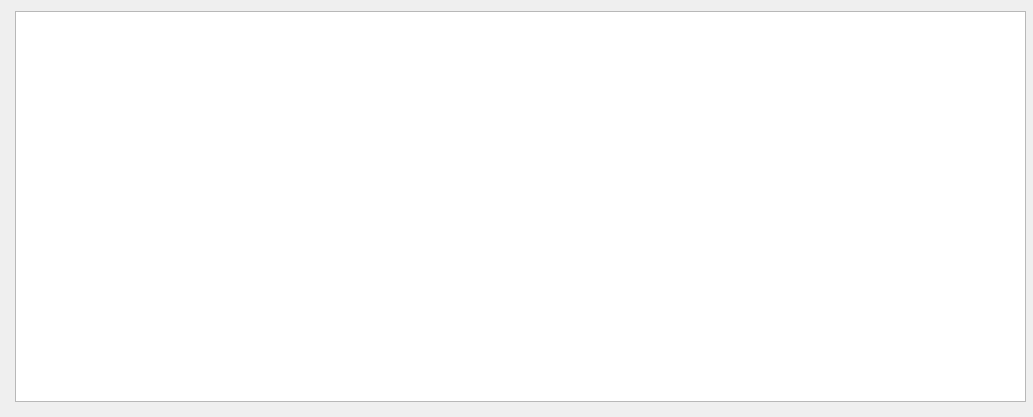
Above: widgetbolatabla.ui from Crespuig/bolas before the change. Below: the same form after it.
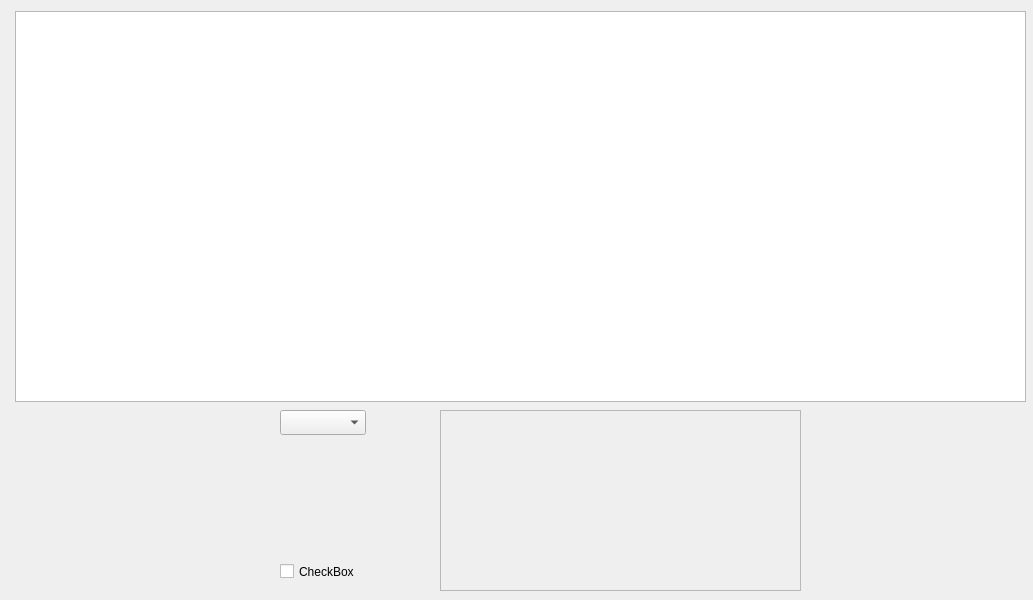
That is the form after the change.

Commit message: spiner de bolas hijas en widgetbolatabla

Patch:
```diff
--- a/widgetbolatabla.ui
+++ b/widgetbolatabla.ui
@@ -7,7 +7,7 @@
     <x>0</x>
     <y>0</y>
     <width>1033</width>
-    <height>417</height>
+    <height>600</height>
    </rect>
   </property>
   <property name="windowTitle">
@@ -23,6 +23,45 @@
     </rect>
    </property>
   </widget>
+  <widget class="QCheckBox" name="checkBoxHijas">
+   <property name="geometry">
+    <rect>
+     <x>280</x>
+     <y>560</y>
+     <width>92</width>
+     <height>23</height>
+    </rect>
+   </property>
+   <property name="text">
+    <string>CheckBox</string>
+   </property>
+  </widget>
+  <widget class="QComboBox" name="listaHijas">
+   <property name="geometry">
+    <rect>
+     <x>280</x>
+     <y>410</y>
+     <width>86</width>
+     <height>25</height>
+    </rect>
+   </property>
+  </widget>
+  <widget class="QFrame" name="frameCoordenadas">
+   <property name="geometry">
+    <rect>
+     <x>440</x>
+     <y>410</y>
+     <width>361</width>
+     <height>181</height>
+    </rect>
+   </property>
+   <property name="frameShape">
+    <enum>QFrame::StyledPanel</enum>
+   </property>
+   <property name="frameShadow">
+    <enum>QFrame::Raised</enum>
+   </property>
+  </widget>
  </widget>
  <resources/>
  <connections/>
```
The commit also changes 10 other files.
